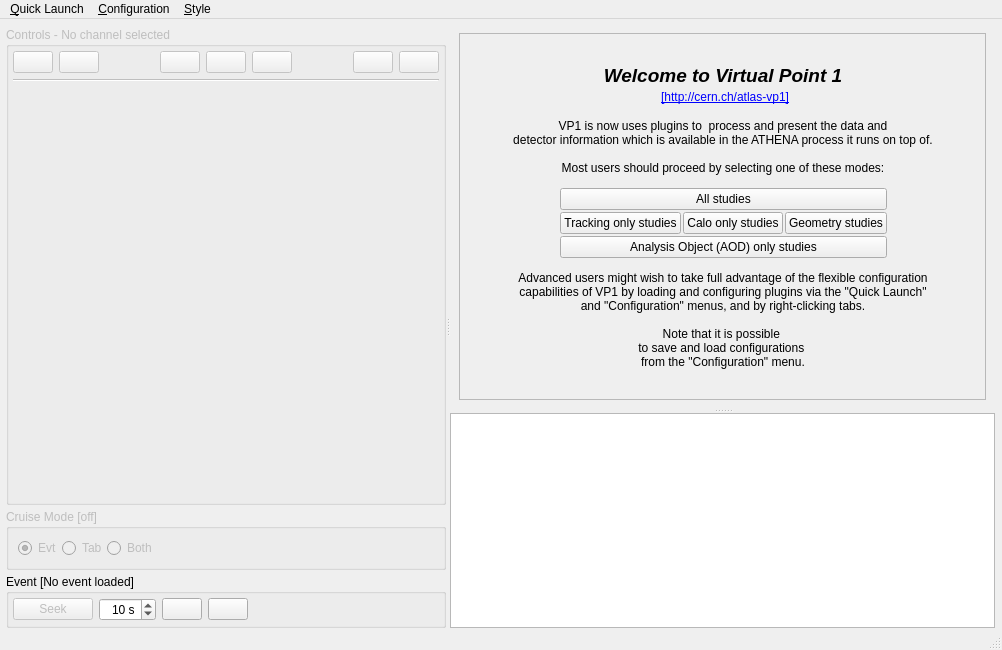
The window that graphics/VP1/VP1Gui/src/vp1mainwindow.ui (rolandjansky/athena) describes before a commit, drawn with Qt 5.
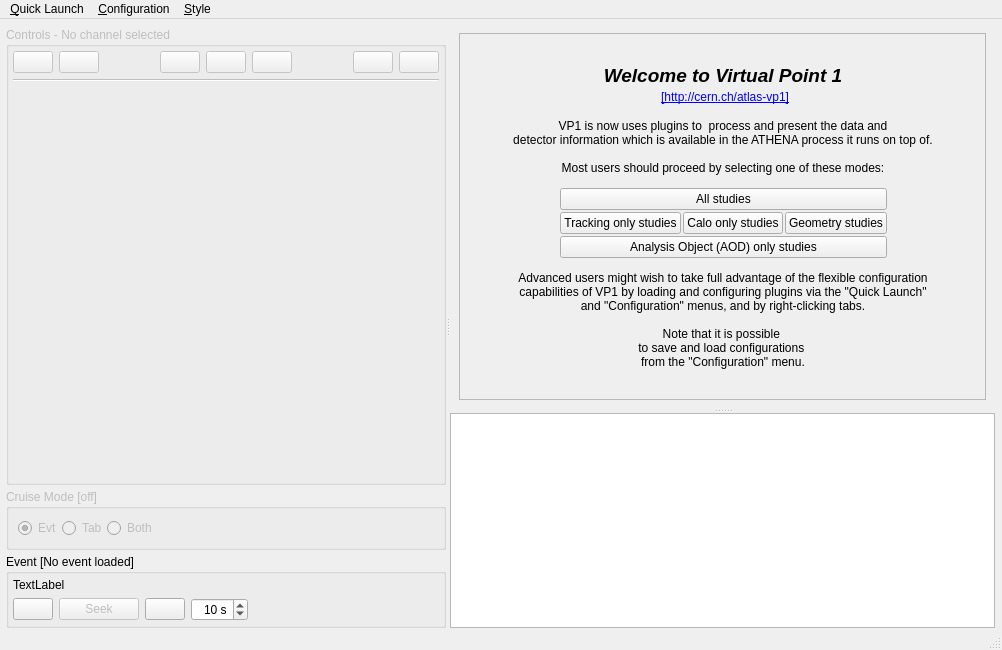
The same window after the commit. Icons and pictures are not drawn. Custom widgets are drawn as their Qt base class.

```diff
--- a/graphics/VP1/VP1Gui/src/vp1mainwindow.ui
+++ b/graphics/VP1/VP1Gui/src/vp1mainwindow.ui
@@ -295,6 +295,43 @@
            <property name="margin">
             <number>4</number>
            </property>
+           <property name="topMargin">
+            <number>4</number>
+           </property>
+           <property name="rightMargin">
+            <number>4</number>
+           </property>
+           <property name="bottomMargin">
+            <number>4</number>
+           </property>
+           <item>
+            <layout class="QVBoxLayout" name="verticalLayout_3">
+             <item>
+              <widget class="QLabel" name="label_run_event">
+               <property name="text">
+                <string>TextLabel</string>
+               </property>
+               <property name="textInteractionFlags">
+                <set>Qt::TextSelectableByKeyboard|Qt::TextSelectableByMouse</set>
+               </property>
+              </widget>
+             </item>
+             <item>
+              <layout class="QHBoxLayout" name="horizontalLayout_3">
+               <item>
+                <widget class="QPushButton" name="pushButton_nextevent">
+                 <property name="toolTip">
+                  <string>Proceed to next event [Ctrl-N]</string>
+                 </property>
+                 <property name="text">
+                  <string/>
+                 </property>
+                 <property name="icon">
+                  <iconset resource="vp1.qrc">
+                   <normaloff>:/vp1/icons/icons/forward_32x32.png</normaloff>:/vp1/icons/icons/forward_32x32.png</iconset>
+                 </property>
+                </widget>
+               </item>
            <item>
             <widget class="QPushButton" name="pushButton_eventseek">
              <property name="enabled">
@@ -305,6 +342,23 @@
              </property>
             </widget>
            </item>
+               <item>
+                <widget class="QPushButton" name="pushButton_cruise">
+                 <property name="focusPolicy">
+                  <enum>Qt::NoFocus</enum>
+                 </property>
+                 <property name="text">
+                  <string/>
+                 </property>
+                 <property name="icon">
+                  <iconset resource="vp1.qrc">
+                   <normaloff>:/vp1/icons/icons/redo_32x32.png</normaloff>:/vp1/icons/icons/redo_32x32.png</iconset>
+                 </property>
+                 <property name="checkable">
+                  <bool>true</bool>
+                 </property>
+                </widget>
+               </item>
            <item>
             <widget class="QSpinBox" name="spinBox_cruise">
              <property name="alignment">
@@ -324,37 +378,6 @@
              </property>
             </widget>
            </item>
-           <item>
-            <widget class="QPushButton" name="pushButton_cruise">
-             <property name="focusPolicy">
-              <enum>Qt::NoFocus</enum>
-             </property>
-             <property name="text">
-              <string/>
-             </property>
-             <property name="icon">
-              <iconset resource="vp1.qrc">
-               <normaloff>:/vp1/icons/icons/redo_32x32.png</normaloff>:/vp1/icons/icons/redo_32x32.png</iconset>
-             </property>
-             <property name="checkable">
-              <bool>true</bool>
-             </property>
-            </widget>
-           </item>
-           <item>
-            <widget class="QPushButton" name="pushButton_nextevent">
-             <property name="toolTip">
-              <string>Proceed to next event [Ctrl-N]</string>
-             </property>
-             <property name="text">
-              <string/>
-             </property>
-             <property name="icon">
-              <iconset resource="vp1.qrc">
-               <normaloff>:/vp1/icons/icons/forward_32x32.png</normaloff>:/vp1/icons/icons/forward_32x32.png</iconset>
-             </property>
-            </widget>
-           </item>
            <item>
             <spacer>
              <property name="orientation">
@@ -367,6 +390,10 @@
               </size>
              </property>
             </spacer>
+               </item>
+              </layout>
+             </item>
+            </layout>
            </item>
           </layout>
          </widget>
```
Left out of the diff: 46 changed lines with no effect on the pictures. Lines whose indentation alone changed are shown as unchanged.
